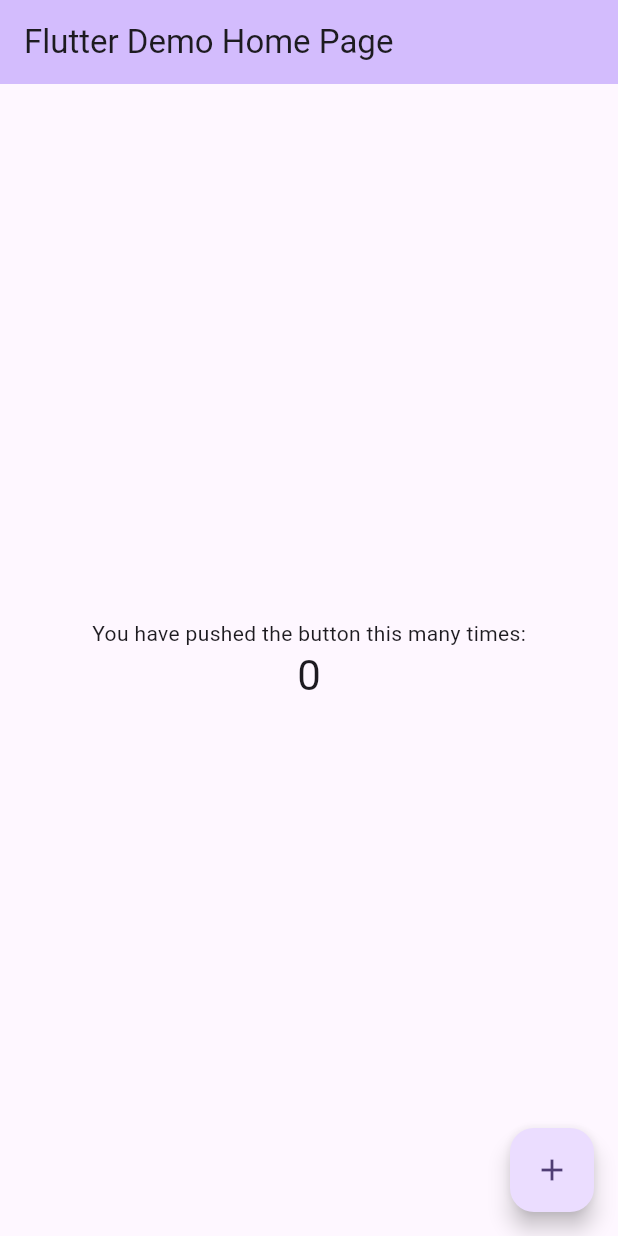
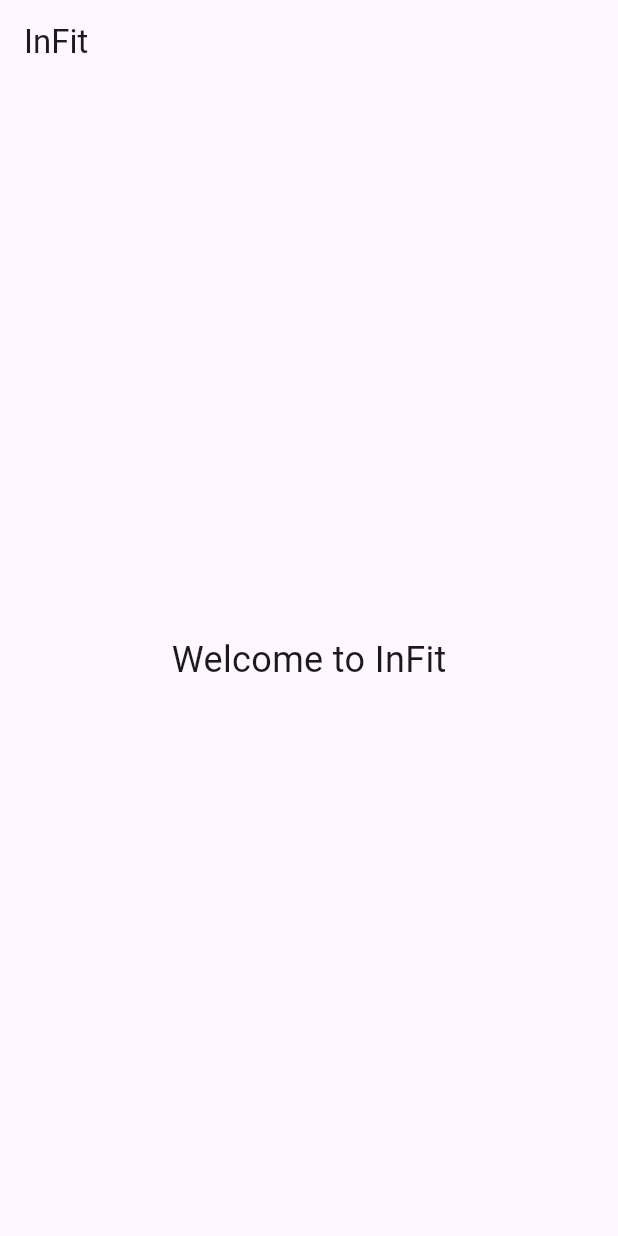
Before and after one commit to yousef-osama11/e-commerce-flutter, a Flutter app: the screen it shows after launch, on a phone screen of 412 x 824 dp. Run offline on Flutter 3.47's test engine with Material 3 defaults, Android fonts, the light colour scheme and no system bars.

Commit message:
add setup app constants color_manager.dart

```diff
--- a/lib/main.dart
+++ b/lib/main.dart
@@ -1,121 +1,37 @@
+import 'package:e_commerce_flutter/theme/color_manager.dart';
 import 'package:flutter/material.dart';
 
 void main() {
-  runApp(const MyApp());
+  runApp(const InFitApp());
 }
 
-class MyApp extends StatelessWidget {
-  const MyApp({super.key});
+class InFitApp extends StatelessWidget {
+  const InFitApp({super.key});
 
-  // This widget is the root of your application.
   @override
   Widget build(BuildContext context) {
     return MaterialApp(
-      title: 'Flutter Demo',
-      theme: ThemeData(
-        // This is the theme of your application.
-        //
-        // TRY THIS: Try running your application with "flutter run". You'll see
-        // the application has a purple toolbar. Then, without quitting the app,
-        // try changing the seedColor in the colorScheme below to Colors.green
-        // and then invoke "hot reload" (save your changes or press the "hot
-        // reload" button in a Flutter-supported IDE, or press "r" if you used
-        // the command line to start the app).
-        //
-        // Notice that the counter didn't reset back to zero; the application
-        // state is not lost during the reload. To reset the state, use hot
-        // restart instead.
-        //
-        // This works for code too, not just values: Most code changes can be
-        // tested with just a hot reload.
-        colorScheme: .fromSeed(seedColor: Colors.deepPurple),
-      ),
-      home: const MyHomePage(title: 'Flutter Demo Home Page'),
+      title: 'InFit',
+      debugShowCheckedModeBanner: false,
+      home: const HomeScreen(),
     );
   }
 }
 
-class MyHomePage extends StatefulWidget {
-  const MyHomePage({super.key, required this.title});
-
-  // This widget is the home page of your application. It is stateful, meaning
-  // that it has a State object (defined below) that contains fields that affect
-  // how it looks.
-
-  // This class is the configuration for the state. It holds the values (in this
-  // case the title) provided by the parent (in this case the App widget) and
-  // used by the build method of the State. Fields in a Widget subclass are
-  // always marked "final".
-
-  final String title;
-
-  @override
-  State<MyHomePage> createState() => _MyHomePageState();
-}
-
-class _MyHomePageState extends State<MyHomePage> {
-  int _counter = 0;
-
-  void _incrementCounter() {
-    setState(() {
-      // This call to setState tells the Flutter framework that something has
-      // changed in this State, which causes it to rerun the build method below
-      // so that the display can reflect the updated values. If we changed
-      // _counter without calling setState(), then the build method would not be
-      // called again, and so nothing would appear to happen.
-      _counter++;
-    });
-  }
+class HomeScreen extends StatelessWidget {
+  const HomeScreen({super.key});
 
   @override
   Widget build(BuildContext context) {
-    // This method is rerun every time setState is called, for instance as done
-    // by the _incrementCounter method above.
-    //
-    // The Flutter framework has been optimized to make rerunning build methods
-    // fast, so that you can just rebuild anything that needs updating rather
-    // than having to individually change instances of widgets.
     return Scaffold(
       appBar: AppBar(
-        // TRY THIS: Try changing the color here to a specific color (to
-        // Colors.amber, perhaps?) and trigger a hot reload to see the AppBar
-        // change color while the other colors stay the same.
-        backgroundColor: Theme.of(context).colorScheme.inversePrimary,
-        // Here we take the value from the MyHomePage object that was created by
-        // the App.build method, and use it to set our appbar title.
-        title: Text(widget.title),
+        title: const Text('InFit'),
       ),
-      body: Center(
-        // Center is a layout widget. It takes a single child and positions it
-        // in the middle of the parent.
-        child: Column(
-          // Column is also a layout widget. It takes a list of children and
-          // arranges them vertically. By default, it sizes itself to fit its
-          // children horizontally, and tries to be as tall as its parent.
-          //
-          // Column has various properties to control how it sizes itself and
-          // how it positions its children. Here we use mainAxisAlignment to
-          // center the children vertically; the main axis here is the vertical
-          // axis because Columns are vertical (the cross axis would be
-          // horizontal).
-          //
-          // TRY THIS: Invoke "debug painting" (choose the "Toggle Debug Paint"
-          // action in the IDE, or press "p" in the console), to see the
-          // wireframe for each widget.
-          mainAxisAlignment: .center,
-          children: [
-            const Text('You have pushed the button this many times:'),
-            Text(
-              '$_counter',
-              style: Theme.of(context).textTheme.headlineMedium,
-            ),
-          ],
+      body: const Center(
+        child: Text(
+          'Welcome to InFit',
+          style: TextStyle(fontSize: 24 , color: ColorManager.grey900),
         ),
-      ),
-      floatingActionButton: FloatingActionButton(
-        onPressed: _incrementCounter,
-        tooltip: 'Increment',
-        child: const Icon(Icons.add),
       ),
     );
   }
--- /dev/null
+++ b/lib/theme/color_manager.dart
@@ -0,0 +1,11 @@
+import 'package:flutter/material.dart';
+
+class ColorManager {
+  static const Color primaryBlue = Color(0xFF3669C9);
+  static const Color primaryWhite = Color(0xFFFFFFFF);
+
+  static const Color grey100 = Color(0xFFE6E6E6);
+  static const Color grey400 = Color(0xFF999999);
+  static const Color grey500 = Color(0xFF808080);
+  static const Color grey900 = Color(0xFF1A1A1A);
+}
```
Also changed, not shown: 1 other file.
